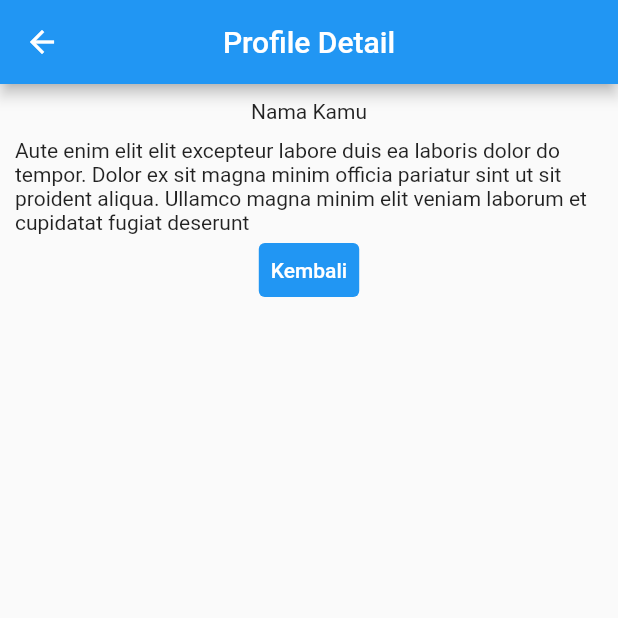
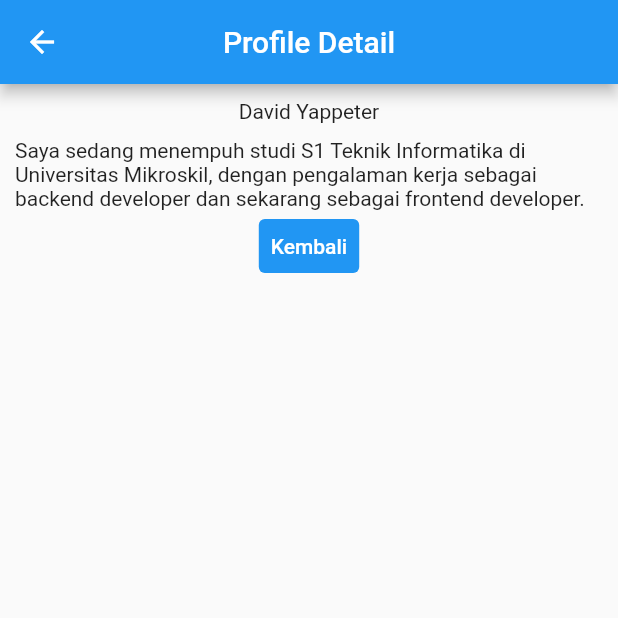
Before and after one commit to david-yappeter/temporary, a Flutter app: the ProfileScreen screen opened by its route, after a tap on "Profile Detail", on a phone screen of 412 x 824 dp, the top half of it. Run offline on Flutter 3.47's test engine with Material 2 defaults, Android fonts, the phone set to English and light mode, and no system bars.

Commit message:
next commit

```diff
--- a/lib/screens/profile.dart
+++ b/lib/screens/profile.dart
@@ -4,9 +4,9 @@ import 'package:tugas_2/screens/profile_detail.dart';
 class ProfileScreen extends StatelessWidget {
   static const routeName = '/profile';
 
-  final String name = 'Nama Kamu';
+  final String name = 'David Yappeter';
   final String desc =
-      'Aute enim elit elit excepteur labore duis ea laboris dolor do tempor. Dolor ex sit magna minim officia pariatur sint ut sit proident aliqua. Ullamco magna minim elit veniam laborum et cupidatat fugiat deserunt';
+      'Saya sedang menempuh studi S1 Teknik Informatika di Universitas Mikroskil, dengan pengalaman kerja sebagai backend developer dan sekarang sebagai frontend developer.';
 
   const ProfileScreen({Key? key}) : super(key: key);
 
```
Also changed, not shown: assets/images/my_image.jpg (added).
